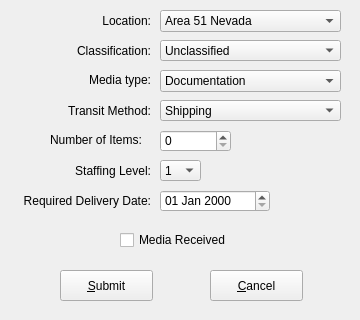
chhimichanga/deliveryqueue, file frmadddelivery.ui: the form before one commit.
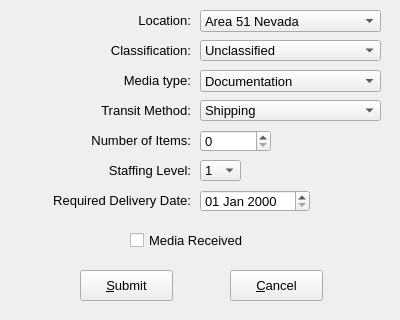
The form after the commit.

Patch:
```diff
--- a/frmadddelivery.ui
+++ b/frmadddelivery.ui
@@ -9,7 +9,7 @@
    <rect>
     <x>0</x>
     <y>0</y>
-    <width>360</width>
+    <width>400</width>
     <height>320</height>
    </rect>
   </property>
@@ -19,12 +19,17 @@
   <widget class="QCheckBox" name="chkMediaReceived">
    <property name="geometry">
     <rect>
-     <x>120</x>
+     <x>130</x>
      <y>230</y>
-     <width>121</width>
+     <width>141</width>
      <height>20</height>
     </rect>
    </property>
+   <property name="font">
+    <font>
+     <pointsize>10</pointsize>
+    </font>
+   </property>
    <property name="text">
     <string>Media Received</string>
    </property>
@@ -34,10 +39,15 @@
     <rect>
      <x>80</x>
      <y>70</y>
-     <width>71</width>
+     <width>111</width>
      <height>20</height>
     </rect>
    </property>
+   <property name="font">
+    <font>
+     <pointsize>10</pointsize>
+    </font>
+   </property>
    <property name="text">
     <string>Media type:</string>
    </property>
@@ -50,10 +60,15 @@
     <rect>
      <x>70</x>
      <y>160</y>
-     <width>81</width>
+     <width>121</width>
      <height>21</height>
     </rect>
    </property>
+   <property name="font">
+    <font>
+     <pointsize>10</pointsize>
+    </font>
+   </property>
    <property name="text">
     <string>Staffing Level:</string>
    </property>
@@ -66,10 +81,15 @@
     <rect>
      <x>70</x>
      <y>10</y>
-     <width>81</width>
+     <width>121</width>
      <height>21</height>
     </rect>
    </property>
+   <property name="font">
+    <font>
+     <pointsize>10</pointsize>
+    </font>
+   </property>
    <property name="text">
     <string>Location:</string>
    </property>
@@ -80,12 +100,17 @@
   <widget class="QPushButton" name="btnSubmit">
    <property name="geometry">
     <rect>
-     <x>60</x>
+     <x>80</x>
      <y>270</y>
      <width>93</width>
      <height>31</height>
     </rect>
    </property>
+   <property name="font">
+    <font>
+     <pointsize>10</pointsize>
+    </font>
+   </property>
    <property name="text">
     <string>&amp;Submit</string>
    </property>
@@ -93,12 +118,17 @@
   <widget class="QComboBox" name="cboShipping">
    <property name="geometry">
     <rect>
-     <x>160</x>
+     <x>200</x>
      <y>100</y>
      <width>181</width>
      <height>21</height>
     </rect>
    </property>
+   <property name="font">
+    <font>
+     <pointsize>10</pointsize>
+    </font>
+   </property>
    <item>
     <property name="text">
      <string>Shipping</string>
@@ -113,12 +143,17 @@
   <widget class="QSpinBox" name="spnNumberObjects">
    <property name="geometry">
     <rect>
-     <x>160</x>
+     <x>200</x>
      <y>130</y>
      <width>71</width>
      <height>22</height>
     </rect>
    </property>
+   <property name="font">
+    <font>
+     <pointsize>10</pointsize>
+    </font>
+   </property>
    <property name="maximum">
     <number>50000</number>
    </property>
@@ -126,12 +161,17 @@
   <widget class="QComboBox" name="cboLocation">
    <property name="geometry">
     <rect>
-     <x>160</x>
+     <x>200</x>
      <y>10</y>
      <width>181</width>
      <height>22</height>
     </rect>
    </property>
+   <property name="font">
+    <font>
+     <pointsize>10</pointsize>
+    </font>
+   </property>
    <item>
     <property name="text">
      <string>Area 51 Nevada</string>
@@ -173,10 +213,15 @@
     <rect>
      <x>70</x>
      <y>40</y>
-     <width>81</width>
+     <width>121</width>
      <height>21</height>
     </rect>
    </property>
+   <property name="font">
+    <font>
+     <pointsize>10</pointsize>
+    </font>
+   </property>
    <property name="layoutDirection">
     <enum>Qt::LeftToRight</enum>
    </property>
@@ -190,12 +235,17 @@
   <widget class="QDateEdit" name="dteDeliveryDate">
    <property name="geometry">
     <rect>
-     <x>160</x>
+     <x>200</x>
      <y>190</y>
      <width>110</width>
      <height>22</height>
     </rect>
    </property>
+   <property name="font">
+    <font>
+     <pointsize>10</pointsize>
+    </font>
+   </property>
    <property name="displayFormat">
     <string>dd MMM yyyy</string>
    </property>
@@ -203,12 +253,17 @@
   <widget class="QComboBox" name="cboStaffing">
    <property name="geometry">
     <rect>
-     <x>160</x>
+     <x>200</x>
      <y>160</y>
      <width>41</width>
      <height>21</height>
     </rect>
    </property>
+   <property name="font">
+    <font>
+     <pointsize>10</pointsize>
+    </font>
+   </property>
    <item>
     <property name="text">
      <string>1</string>
@@ -228,12 +283,17 @@
   <widget class="QComboBox" name="cboMediaType">
    <property name="geometry">
     <rect>
-     <x>160</x>
+     <x>200</x>
      <y>70</y>
      <width>181</width>
      <height>22</height>
     </rect>
    </property>
+   <property name="font">
+    <font>
+     <pointsize>10</pointsize>
+    </font>
+   </property>
    <item>
     <property name="text">
      <string>Documentation</string>
@@ -253,12 +313,17 @@
   <widget class="QComboBox" name="cboClassification">
    <property name="geometry">
     <rect>
-     <x>160</x>
+     <x>200</x>
      <y>40</y>
      <width>181</width>
      <height>21</height>
     </rect>
    </property>
+   <property name="font">
+    <font>
+     <pointsize>10</pointsize>
+    </font>
+   </property>
    <item>
     <property name="text">
      <string>Unclassified</string>
@@ -278,12 +343,17 @@
   <widget class="QPushButton" name="btnCancel">
    <property name="geometry">
     <rect>
-     <x>210</x>
+     <x>230</x>
      <y>270</y>
      <width>93</width>
      <height>31</height>
     </rect>
    </property>
+   <property name="font">
+    <font>
+     <pointsize>10</pointsize>
+    </font>
+   </property>
    <property name="text">
     <string>&amp;Cancel</string>
    </property>
@@ -293,10 +363,15 @@
     <rect>
      <x>60</x>
      <y>100</y>
-     <width>91</width>
+     <width>131</width>
      <height>21</height>
     </rect>
    </property>
+   <property name="font">
+    <font>
+     <pointsize>10</pointsize>
+    </font>
+   </property>
    <property name="text">
     <string>Transit Method:</string>
    </property>
@@ -309,10 +384,15 @@
     <rect>
      <x>10</x>
      <y>190</y>
-     <width>141</width>
+     <width>181</width>
      <height>21</height>
     </rect>
    </property>
+   <property name="font">
+    <font>
+     <pointsize>10</pointsize>
+    </font>
+   </property>
    <property name="text">
     <string>Required Delivery Date:</string>
    </property>
@@ -325,13 +405,21 @@
     <rect>
      <x>50</x>
      <y>130</y>
-     <width>101</width>
+     <width>141</width>
      <height>20</height>
     </rect>
    </property>
+   <property name="font">
+    <font>
+     <pointsize>10</pointsize>
+    </font>
+   </property>
    <property name="text">
     <string>Number of Items:</string>
    </property>
+   <property name="alignment">
+    <set>Qt::AlignRight|Qt::AlignTrailing|Qt::AlignVCenter</set>
+   </property>
   </widget>
  </widget>
  <tabstops>
```
